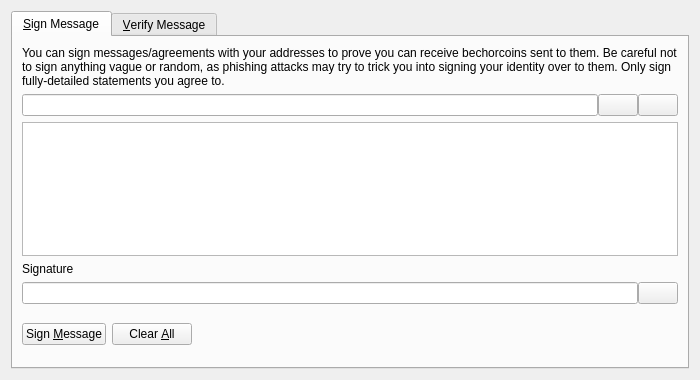
First picture: the form in src/qt/forms/signverifymessagedialog.ui, repository itaibech/bechorcoin, before the edit.
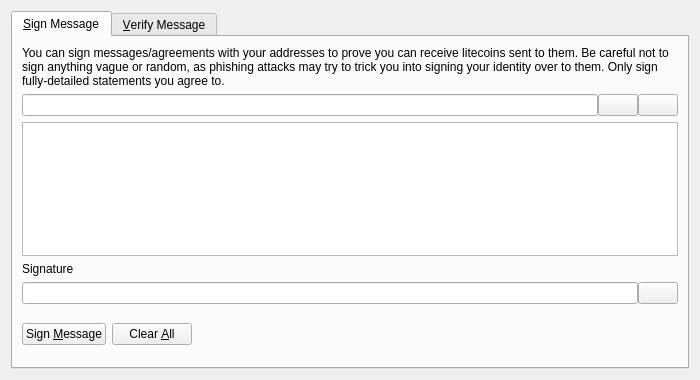
Second picture: the form after the edit. Icons and pictures are not drawn. Custom widgets are drawn as their Qt base class.

Commit message:
Revert "rename to bechorcoin"
This reverts commit 27501c1aa3bf202d856b6da5b79ff7c3617a2719.

The edit to the form file:
```diff
--- a/src/qt/forms/signverifymessagedialog.ui
+++ b/src/qt/forms/signverifymessagedialog.ui
@@ -30,7 +30,7 @@
        <item>
         <widget class="QLabel" name="infoLabel_SM">
          <property name="text">
-          <string>You can sign messages/agreements with your addresses to prove you can receive bechorcoins sent to them. Be careful not to sign anything vague or random, as phishing attacks may try to trick you into signing your identity over to them. Only sign fully-detailed statements you agree to.</string>
+          <string>You can sign messages/agreements with your addresses to prove you can receive litecoins sent to them. Be careful not to sign anything vague or random, as phishing attacks may try to trick you into signing your identity over to them. Only sign fully-detailed statements you agree to.</string>
          </property>
          <property name="textFormat">
           <enum>Qt::PlainText</enum>
```
Left out of the diff: 8 changed lines with no effect on the pictures. The commit also changes 309 other files.
